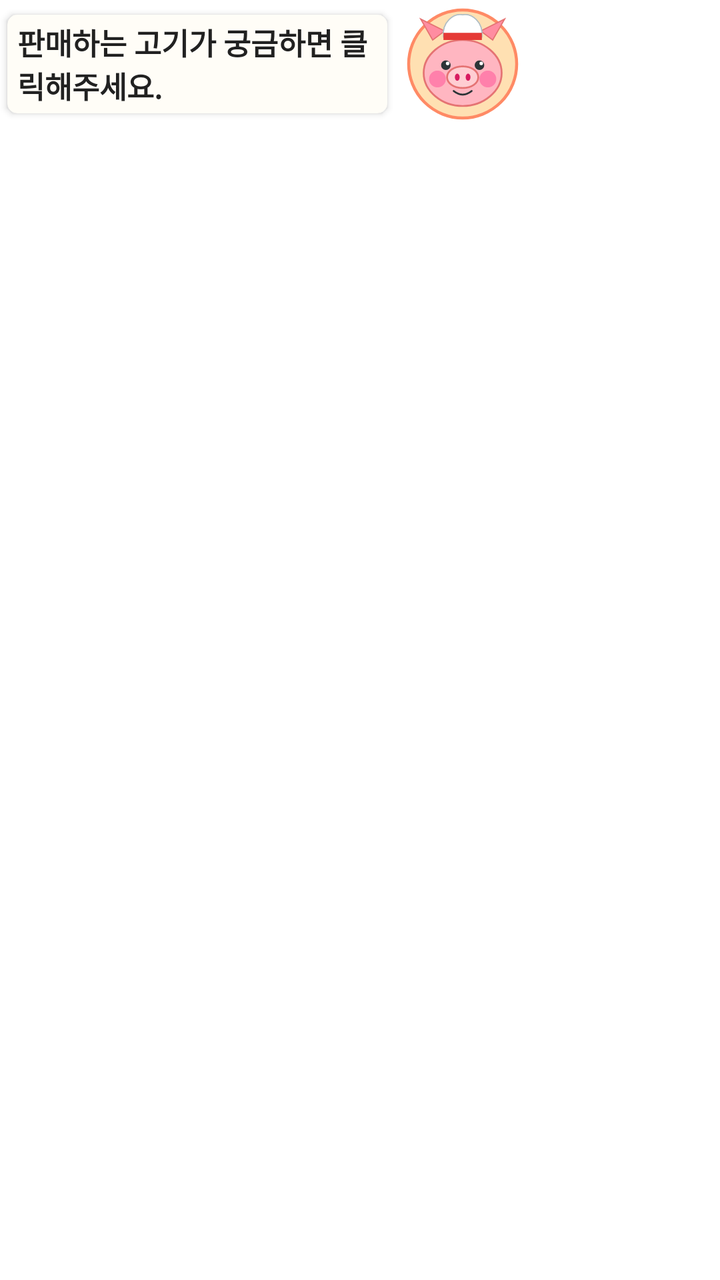
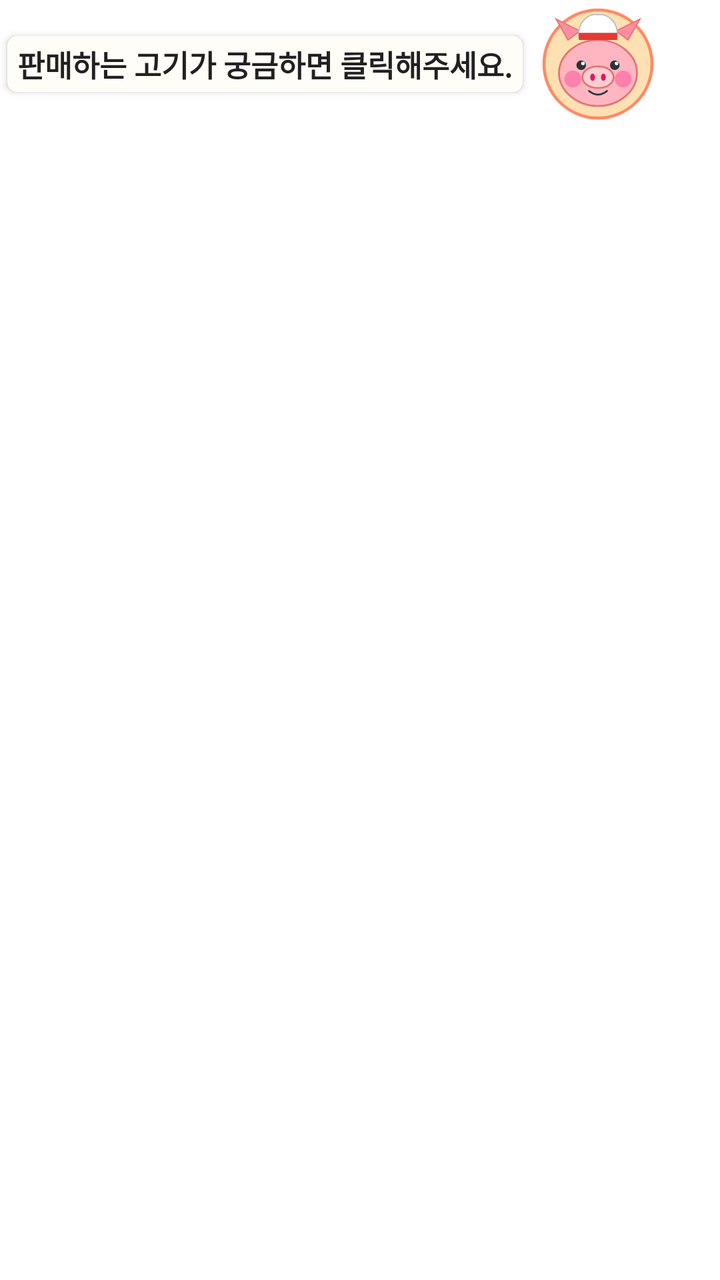

Compare the two renders of this Android layout. The source of the first and the diff that turns it into the second are given below.
<!-- AndroidManifest.xml: application theme Theme.MeatGuideOverlay -->
<!-- res/layout/overlay_floating_character.xml -->
<?xml version="1.0" encoding="utf-8"?>
<FrameLayout xmlns:android="http://schemas.android.com/apk/res/android"
    xmlns:app="http://schemas.android.com/apk/res-auto"
    android:id="@+id/floatingRoot"
    android:layout_width="wrap_content"
    android:layout_height="wrap_content"
    android:clipChildren="false"
    android:clipToPadding="false">

    
    <LinearLayout
        android:id="@+id/characterBubbleContainer"
        android:layout_width="wrap_content"
        android:layout_height="wrap_content"
        android:orientation="horizontal"
        android:gravity="center_vertical"
        android:clipChildren="false"
        android:clipToPadding="false">

        
        <androidx.cardview.widget.CardView
            android:id="@+id/cardSpeechBubble"
            android:layout_width="wrap_content"
            android:layout_height="wrap_content"
            android:layout_marginEnd="2dp"
            app:cardBackgroundColor="@color/speech_bubble_bg"
            app:cardCornerRadius="5dp"
            app:cardElevation="2dp"
            app:cardUseCompatPadding="true">

            <LinearLayout
                android:layout_width="wrap_content"
                android:layout_height="wrap_content"
                android:orientation="vertical"
                android:paddingStart="5dp"
                android:paddingTop="3dp"
                android:paddingEnd="5dp"
                android:paddingBottom="3dp">

                
                <TextView
                    android:id="@+id/tvSpeechBubble"
                    android:layout_width="wrap_content"
                    android:layout_height="wrap_content"
                    android:maxWidth="180dp"
                    android:text="@string/default_speech_bubble"
                    android:textColor="@color/text_primary"
                    android:textSize="15sp"
                    android:textStyle="bold" />
            </LinearLayout>
        </androidx.cardview.widget.CardView>

        
        <FrameLayout
            android:id="@+id/btnCharacter"
            android:layout_width="64dp"
            android:layout_height="64dp"
            android:clickable="true"
            android:focusable="true">

            <ImageView
                android:id="@+id/ivCharacterIcon"
                android:layout_width="60dp"
                android:layout_height="60dp"
                android:layout_gravity="center"
                android:contentDescription="@string/app_name"
                android:src="@drawable/ic_mascot_character" />
        </FrameLayout>

    </LinearLayout>

</FrameLayout>
<!-- resources referenced by this layout -->
<resources>
  <color name="speech_bubble_bg">#FFFDF7</color>
  <color name="text_primary">#212121</color>
  <!-- drawable ic_mascot_character: vector/xml drawable (drawable, 2650 chars, omitted) -->
  <string name="app_name">고기 부위 안내</string>
  <string name="default_speech_bubble">판매하는 고기가 궁금하면 클릭해주세요.</string>
  <style name="Theme.MeatGuideOverlay" parent="Theme.MaterialComponents.DayNight.NoActionBar">
          
          <item name="colorPrimary">@color/brand_primary</item>
          <item name="colorPrimaryVariant">@color/brand_primary_dark</item>
          <item name="colorOnPrimary">@color/text_light</item>
          
          <item name="colorSecondary">@color/brand_secondary</item>
          <item name="colorSecondaryVariant">@color/brand_accent</item>
          <item name="colorOnSecondary">@color/text_light</item>
          
          <item name="android:statusBarColor">@color/surface_dark</item>
          <item name="android:navigationBarColor">@color/surface_dark</item>
      </style>
  <color name="brand_primary">#D32F2F</color>
  <color name="brand_primary_dark">#B71C1C</color>
  <color name="text_light">#FFFFFF</color>
  <color name="brand_secondary">#FF6F00</color>
  <color name="brand_accent">#FF8A65</color>
  <color name="surface_dark">#1E1E24</color>
</resources>

<!-- the commit's change to res/layout/overlay_floating_character.xml (unified diff, before → after) -->
@@ -42,7 +42,9 @@
                     android:id="@+id/tvSpeechBubble"
                     android:layout_width="wrap_content"
                     android:layout_height="wrap_content"
-                    android:maxWidth="180dp"
+                    android:ellipsize="end"
+                    android:maxLines="1"
+                    android:singleLine="true"
                     android:text="@string/default_speech_bubble"
                     android:textColor="@color/text_primary"
                     android:textSize="15sp"
